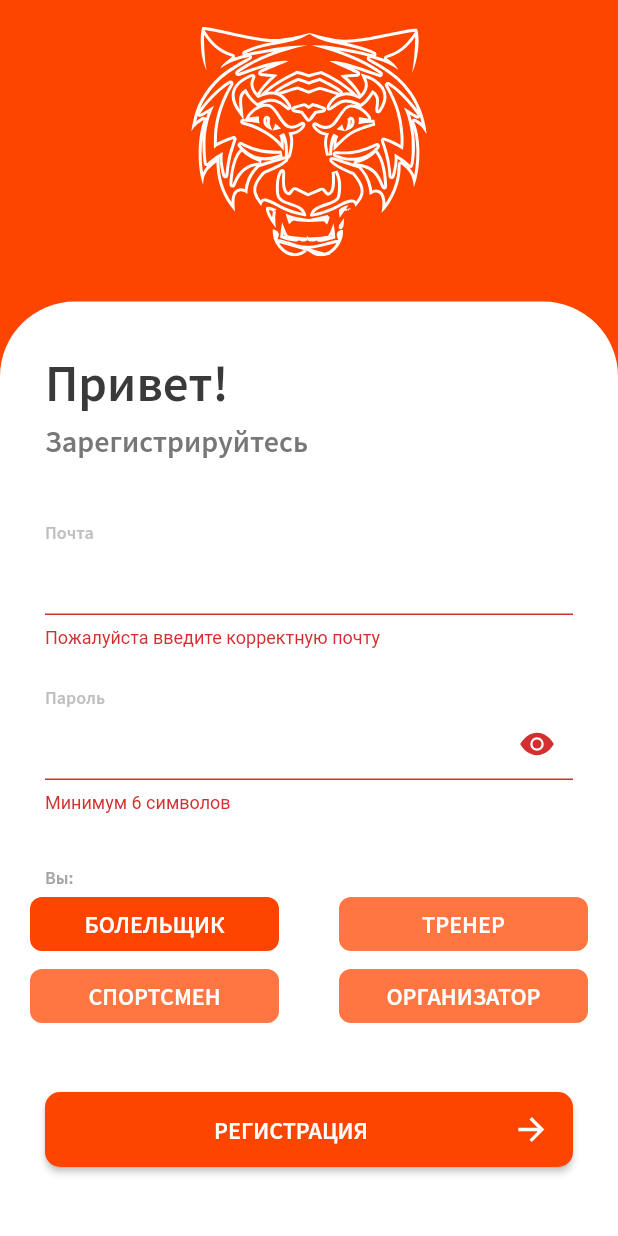
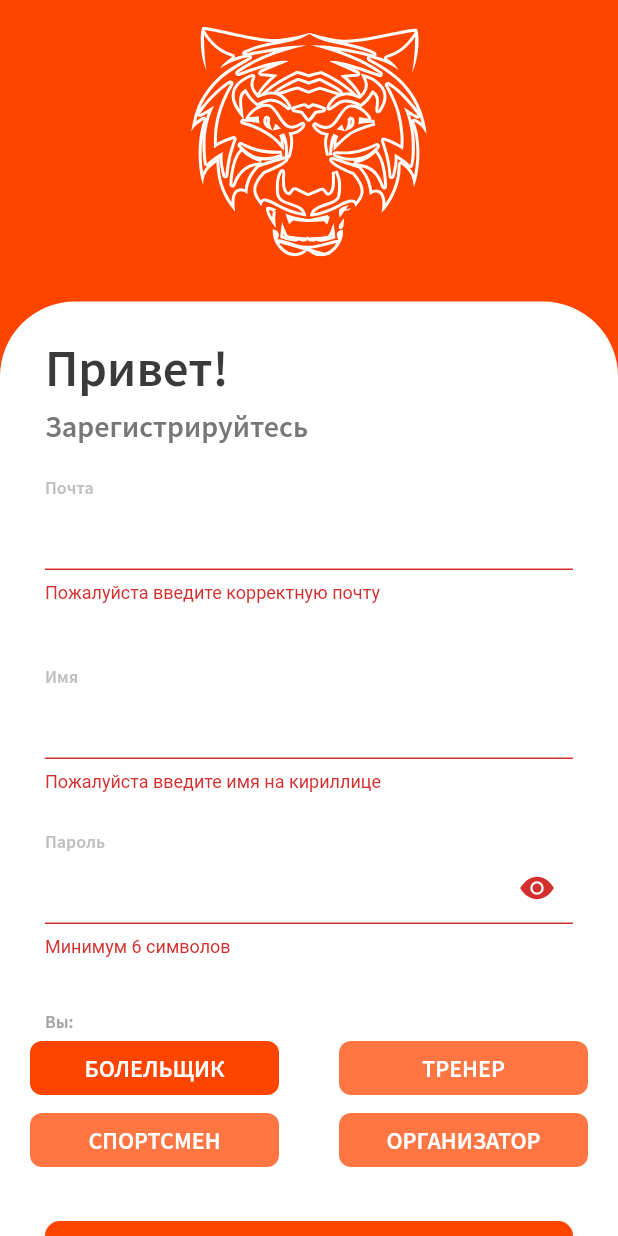
Before and after one commit to AgeDim/BonchTigersApp, a Flutter app: the RegisterPage screen opened by its route, after a tap on "РЕГИСТРАЦИЯ", on a phone screen of 412 x 824 dp. Run offline on Flutter 3.47's test engine with Material 2 defaults, Android fonts, the phone set to English and light mode, and no system bars; our stand-ins replace firebase_auth, firebase_core, firebase_database, firebase_storage, flutter_svg, image_picker and 3 more; missing offline and left inert: pixel_snap; accounts and stored records are empty.

Commit message:
add name to register page and a little bit change a layouted

```diff
--- a/lib/features/register/register_page.dart
+++ b/lib/features/register/register_page.dart
@@ -24,6 +24,7 @@ class _RegisterPageState extends State<RegisterPage> {
   late RegisterPresenter _presenter;
   TextEditingController emailTextInputController = TextEditingController();
   TextEditingController passwordTextInputController = TextEditingController();
+  TextEditingController nameTextInputController = TextEditingController();
   final formKey = GlobalKey<FormState>();
 
   void navigateToMainPage() {
@@ -36,7 +37,7 @@ class _RegisterPageState extends State<RegisterPage> {
     super.initState();
     FirebaseAuth firebaseAuth = FirebaseAuth.instance;
     DatabaseReference userRef =
-        FirebaseDatabase.instance.reference().child('users');
+        FirebaseDatabase.instance.ref().child('users');
     _presenter =
         RegisterPresenter(firebaseAuth, userRef, navigateToMainPage, context);
   }
@@ -45,6 +46,7 @@ class _RegisterPageState extends State<RegisterPage> {
   void dispose() {
     emailTextInputController.dispose();
     passwordTextInputController.dispose();
+    nameTextInputController.dispose();
 
     super.dispose();
   }
@@ -58,7 +60,7 @@ class _RegisterPageState extends State<RegisterPage> {
   Future<void> register() async {
     final isValid = formKey.currentState!.validate();
     if (!isValid) return;
-    _presenter.register(emailTextInputController.text.trim(),
+    _presenter.register(emailTextInputController.text.trim(),nameTextInputController.text.trim(),
         passwordTextInputController.text.trim(), role);
   }
 
@@ -96,7 +98,7 @@ class _RegisterPageState extends State<RegisterPage> {
                       Container(
                         alignment: Alignment.centerLeft,
                         margin:
-                            const EdgeInsets.only(left: 30, top: 33, bottom: 4),
+                            const EdgeInsets.only(left: 30, top: 23, bottom: 4),
                         child: Text('Привет!', style: StyleLibrary.text.gray34),
                       ),
                       Container(
@@ -107,7 +109,7 @@ class _RegisterPageState extends State<RegisterPage> {
                       ),
                       Container(
                         alignment: Alignment.centerLeft,
-                        margin: const EdgeInsets.only(top: 41, left: 30),
+                        margin: const EdgeInsets.only(top: 21, left: 30),
                         child: Opacity(
                           opacity: 0.7,
                           child: Text('Почта',
@@ -126,6 +128,30 @@ class _RegisterPageState extends State<RegisterPage> {
                                       r'^[\w-]+(\.[\w-]+)*@([\w-]+\.)+[a-zA-Z]{2,7}$')
                                   .hasMatch(value)) {
                                 return 'Пожалуйста введите корректную почту';
+                              }
+                              return null; // Return null if the email is valid
+                            },
+                          )),
+                      Container(
+                        alignment: Alignment.centerLeft,
+                        margin: const EdgeInsets.only(top: 41, left: 30),
+                        child: Opacity(
+                          opacity: 0.7,
+                          child: Text('Имя',
+                              style: StyleLibrary.text.darkWhite12),
+                        ),
+                      ),
+                      Container(
+                          padding: const EdgeInsets.symmetric(horizontal: 30),
+                          child: TextFormField(
+                            keyboardType: TextInputType.name,
+                            controller: nameTextInputController,
+                            validator: (value) {
+                              if (value == null) {
+                                return 'Пожалуйста введите имя';
+                              } else if (!RegExp(r'^[А-ЯЁа-яё\s]+$')
+                                  .hasMatch(value)) {
+                                return 'Пожалуйста введите имя на кириллице';
                               }
                               return null; // Return null if the email is valid
                             },
@@ -223,7 +249,7 @@ class _RegisterPageState extends State<RegisterPage> {
                       ),
                       Container(
                         margin: const EdgeInsets.only(
-                            top: 40, left: 30, right: 30, bottom: 18),
+                            top: 30, left: 30, right: 30, bottom: 18),
                         child: ElevatedButton(
                           style: StyleLibrary.button.orangeButton,
                           onPressed: register,
--- a/lib/features/register/register_presenter.dart
+++ b/lib/features/register/register_presenter.dart
@@ -13,12 +13,13 @@ class RegisterPresenter {
   RegisterPresenter(
       this._firebaseAuth, this.userRef, this.onRegisterSuccess, this.context);
 
-  Future<void> register(String email, String password, String role) async {
+  Future<void> register(String email, String name, String password, String role) async {
     try {
       UserCredential credential = await _firebaseAuth
           .createUserWithEmailAndPassword(email: email, password: password);
       User? user = credential.user;
       if (user != null) {
+        await user.updateDisplayName(name);
         userRef.child(user.uid).child('role').set(role);
         onRegisterSuccess();
       }
--- a/lib/main.dart
+++ b/lib/main.dart
@@ -5,7 +5,6 @@ import 'package:firebase_auth/firebase_auth.dart';
 import 'package:firebase_core/firebase_core.dart';
 import 'package:flutter/material.dart';
 import 'package:flutter_localizations/flutter_localizations.dart';
-import 'package:flutter_native_splash/flutter_native_splash.dart';
 
 Future<void> main() async {
   WidgetsFlutterBinding.ensureInitialized();
--- a/lib/styles/font_style.dart
+++ b/lib/styles/font_style.dart
@@ -24,6 +24,11 @@ class FontStyle {
   TextStyle lightGray20 = const TextStyle(
     fontFamily: 'Source Sans Pro',
     fontSize: 20,
+    color: Color(0xFF777777),
+  );
+  TextStyle lightGray16 = const TextStyle(
+    fontFamily: 'Source Sans Pro',
+    fontSize: 16,
     color: Color(0xFF777777),
   );
   TextStyle darkWhite12 = const TextStyle(
```
Also changed, not shown: lib/features/profile/widgets/profile_widget.dart (+14 -13 lines).
